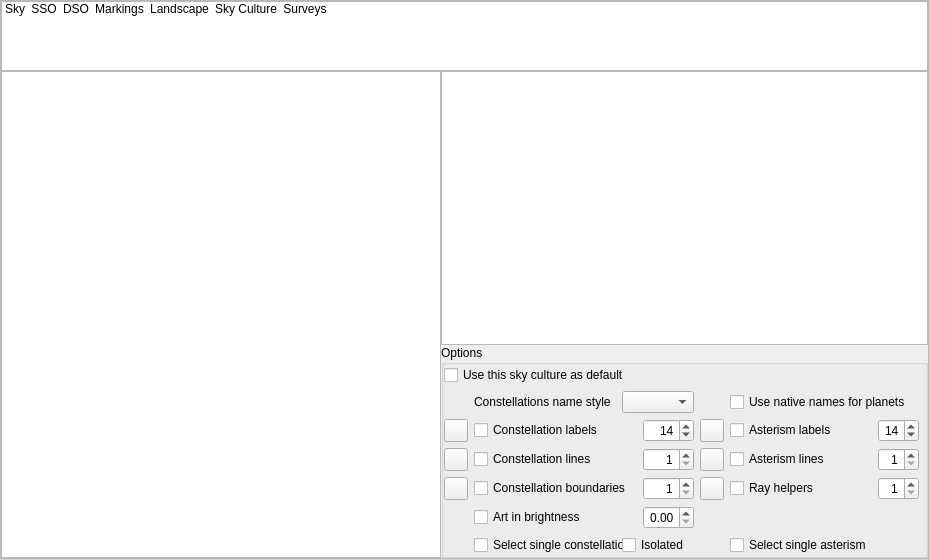
First picture: the form in src/gui/viewDialog.ui, repository Stellarium/stellarium, before the edit.
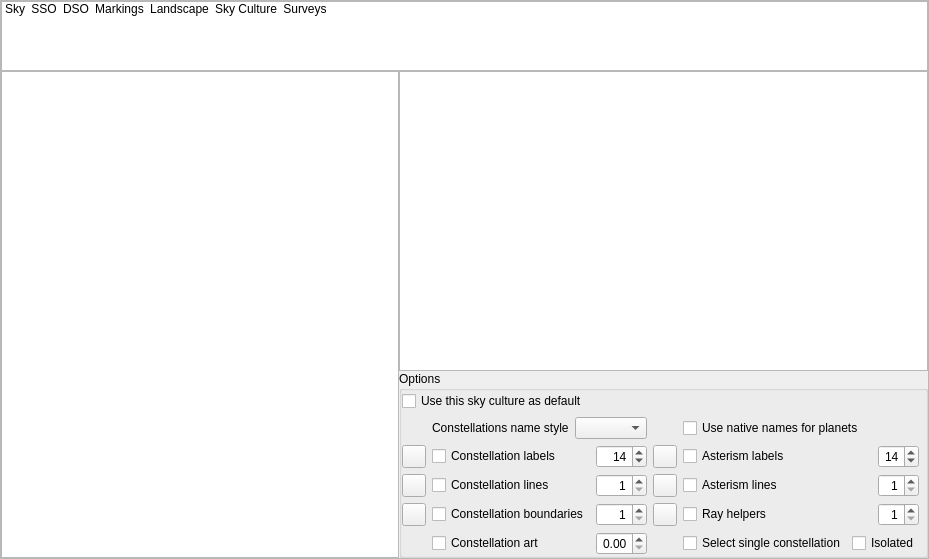
Second picture: the form after the edit. The open tabs and pages were chosen to show the change. Icons and pictures are not drawn. Custom widgets are drawn as their Qt base class.

Diff of the .ui file:
```diff
--- a/src/gui/viewDialog.ui
+++ b/src/gui/viewDialog.ui
@@ -4966,7 +4966,7 @@
              </property>
              <item row="1" column="0" rowspan="2">
               <layout class="QGridLayout" name="skyCultureGridLayout">
-               <item row="2" column="5">
+               <item row="2" column="5" colspan="2">
                 <widget class="QCheckBox" name="showAsterismLinesCheckBox">
                  <property name="sizePolicy">
                   <sizepolicy hsizetype="MinimumExpanding" vsizetype="Fixed">
@@ -4979,7 +4979,7 @@
                  </property>
                 </widget>
                </item>
-               <item row="1" column="6">
+               <item row="1" column="7">
                 <widget class="QSpinBox" name="asterismsFontSizeSpinBox">
                  <property name="toolTip">
                   <string>Asterisms font size</string>
@@ -4998,7 +4998,7 @@
                  </property>
                 </widget>
                </item>
-               <item row="5" column="6">
+               <item row="3" column="7">
                 <widget class="QSpinBox" name="rayHelperThicknessSpinBox">
                  <property name="toolTip">
                   <string>Thickness of line in pixels</string>
@@ -5014,7 +5014,7 @@
                  </property>
                 </widget>
                </item>
-               <item row="5" column="0">
+               <item row="3" column="0">
                 <widget class="ColorButton" name="colorConstellationBoundaries">
                  <property name="toolTip">
                   <string>Color of constellation boundaries</string>
@@ -5073,7 +5073,7 @@
                  </property>
                 </widget>
                </item>
-               <item row="5" column="4">
+               <item row="3" column="4">
                 <widget class="ColorButton" name="colorRayHelpers">
                  <property name="toolTip">
                   <string>Color of ray helpers</string>
@@ -5094,7 +5094,7 @@
                  </property>
                 </widget>
                </item>
-               <item row="5" column="5">
+               <item row="3" column="5" colspan="2">
                 <widget class="QCheckBox" name="showRayHelpersCheckBox">
                  <property name="sizePolicy">
                   <sizepolicy hsizetype="MinimumExpanding" vsizetype="Fixed">
@@ -5114,7 +5114,7 @@
                  </property>
                 </widget>
                </item>
-               <item row="1" column="5">
+               <item row="1" column="5" colspan="2">
                 <widget class="QCheckBox" name="showAsterismLabelsCheckBox">
                  <property name="sizePolicy">
                   <sizepolicy hsizetype="MinimumExpanding" vsizetype="Fixed">
@@ -5127,7 +5127,7 @@
                  </property>
                 </widget>
                </item>
-               <item row="2" column="6">
+               <item row="2" column="7">
                 <widget class="QSpinBox" name="asterismLineThicknessSpinBox">
                  <property name="toolTip">
                   <string>Thickness of line in pixels</string>
@@ -5169,7 +5169,7 @@
                  </property>
                 </widget>
                </item>
-               <item row="0" column="5" colspan="2">
+               <item row="0" column="5" colspan="3">
                 <widget class="QCheckBox" name="nativePlanetNamesCheckBox">
                  <property name="sizePolicy">
                   <sizepolicy hsizetype="MinimumExpanding" vsizetype="Fixed">
@@ -5198,27 +5198,7 @@
                  </property>
                 </widget>
                </item>
-               <item row="7" column="1" colspan="2">
-                <widget class="QCheckBox" name="selectSingleConstellationCheckBox">
-                 <property name="toolTip">
-                  <string>Click on star to show its constellation</string>
-                 </property>
-                 <property name="text">
-                  <string>Select single constellation</string>
-                 </property>
-                </widget>
-               </item>
-               <item row="7" column="5">
-                <widget class="QCheckBox" name="selectSingleAsterismCheckBox">
-                 <property name="toolTip">
-                  <string>For scripting use only</string>
-                 </property>
-                 <property name="text">
-                  <string>Select single asterism</string>
-                 </property>
-                </widget>
-               </item>
-               <item row="5" column="3">
+               <item row="3" column="3">
                 <widget class="QSpinBox" name="constellationBoundariesThicknessSpinBox">
                  <property name="toolTip">
                   <string>Thickness of line in pixels</string>
@@ -5234,7 +5214,7 @@
                  </property>
                 </widget>
                </item>
-               <item row="5" column="1" colspan="2">
+               <item row="3" column="1" colspan="2">
                 <widget class="QCheckBox" name="showConstellationBoundariesCheckBox">
                  <property name="sizePolicy">
                   <sizepolicy hsizetype="MinimumExpanding" vsizetype="Fixed">
@@ -5250,7 +5230,7 @@
                  </property>
                 </widget>
                </item>
-               <item row="6" column="3">
+               <item row="4" column="3">
                 <widget class="QDoubleSpinBox" name="constellationArtBrightnessSpinBox">
                  <property name="alignment">
                   <set>Qt::AlignRight|Qt::AlignTrailing|Qt::AlignVCenter</set>
@@ -5263,7 +5243,7 @@
                  </property>
                 </widget>
                </item>
-               <item row="6" column="1" colspan="2">
+               <item row="4" column="1" colspan="2">
                 <widget class="QCheckBox" name="showConstellationArtCheckBox">
                  <property name="sizePolicy">
                   <sizepolicy hsizetype="MinimumExpanding" vsizetype="Fixed">
@@ -5272,11 +5252,21 @@
                   </sizepolicy>
                  </property>
                  <property name="text">
-                  <string>Art in brightness</string>
+                  <string>Constellation art</string>
                  </property>
                 </widget>
                </item>
-               <item row="7" column="2" colspan="2">
+               <item row="4" column="5">
+                <widget class="QCheckBox" name="selectSingleConstellationCheckBox">
+                 <property name="toolTip">
+                  <string>Click on star to show its constellation</string>
+                 </property>
+                 <property name="text">
+                  <string>Select single constellation</string>
+                 </property>
+                </widget>
+               </item>
+               <item row="4" column="6" colspan="2">
                 <widget class="QCheckBox" name="constellationPickCheckBox">
                  <property name="toolTip">
                   <string>Only one at a time</string>
```
Left out of the diff: 4 changed lines with no effect on the pictures.
